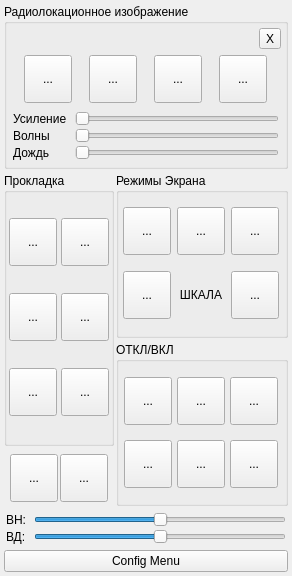
First picture: the form in forms/rlicontrolwidget.ui, repository zappa672/RLIDisplayES, before the edit.
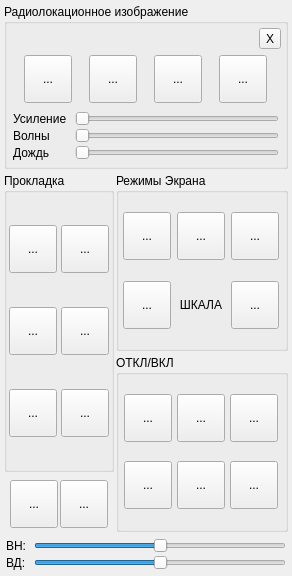
Second picture: the form after the edit. Icons and pictures are not drawn.

```diff
--- a/forms/rlicontrolwidget.ui
+++ b/forms/rlicontrolwidget.ui
@@ -34,7 +34,7 @@
   <property name="autoFillBackground">
    <bool>false</bool>
   </property>
-  <layout class="QVBoxLayout" name="verticalLayout_4" stretch="0,1,0,0">
+  <layout class="QVBoxLayout" name="verticalLayout_4" stretch="0,1,0">
    <property name="spacing">
     <number>4</number>
    </property>
@@ -1143,16 +1143,6 @@
      </item>
     </layout>
    </item>
-   <item>
-    <widget class="QPushButton" name="btnConfigMenu">
-     <property name="focusPolicy">
-      <enum>Qt::NoFocus</enum>
-     </property>
-     <property name="text">
-      <string>Config Menu</string>
-     </property>
-    </widget>
-   </item>
   </layout>
  </widget>
  <resources/>
```
